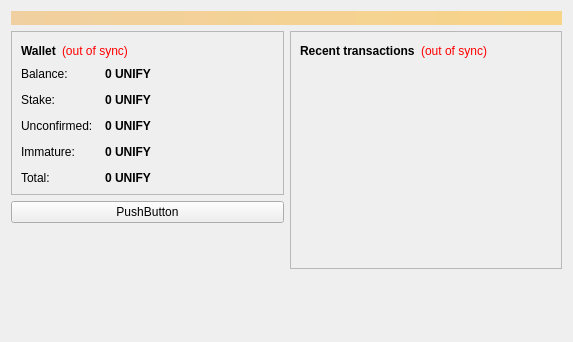
SBDomains/unitest, file src/qt/forms/overviewpage.ui: the form before one commit.
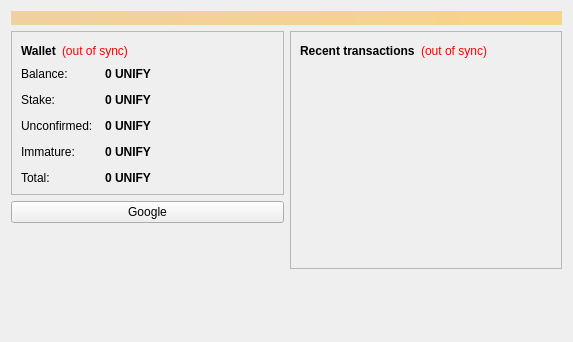
The form after the commit.

Patch:
```diff
--- a/src/qt/forms/overviewpage.ui
+++ b/src/qt/forms/overviewpage.ui
@@ -247,7 +247,7 @@
        <item>
         <widget class="QPushButton" name="pushButton">
          <property name="text">
-          <string>PushButton</string>
+          <string>Google</string>
          </property>
         </widget>
        </item>
```
